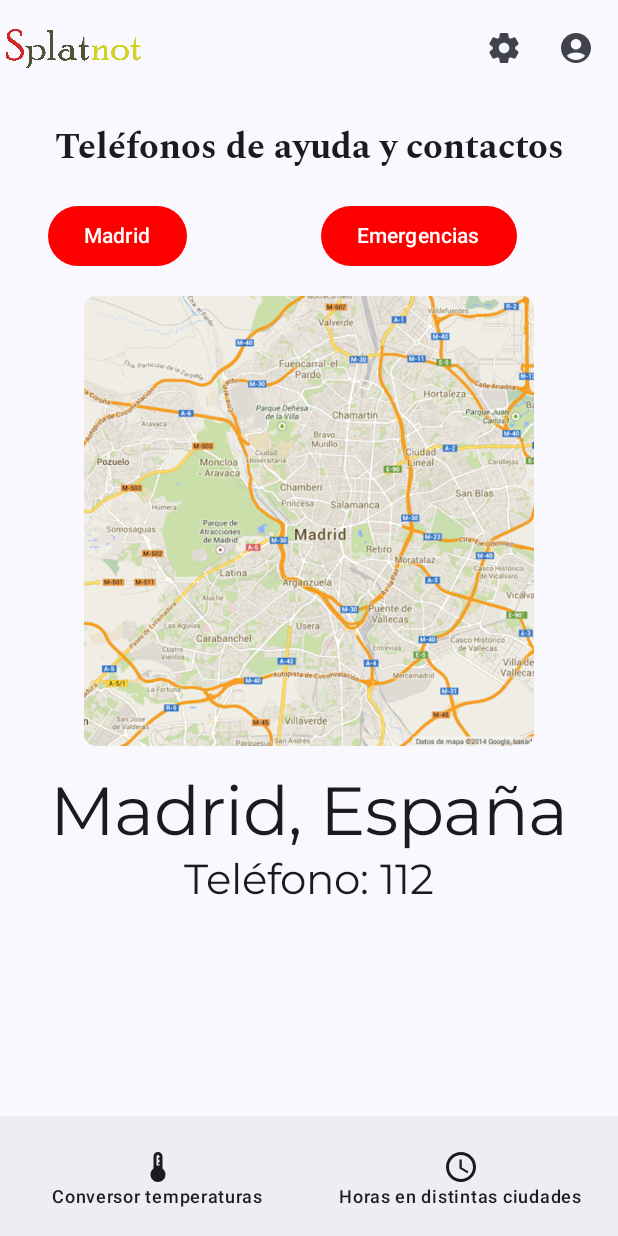
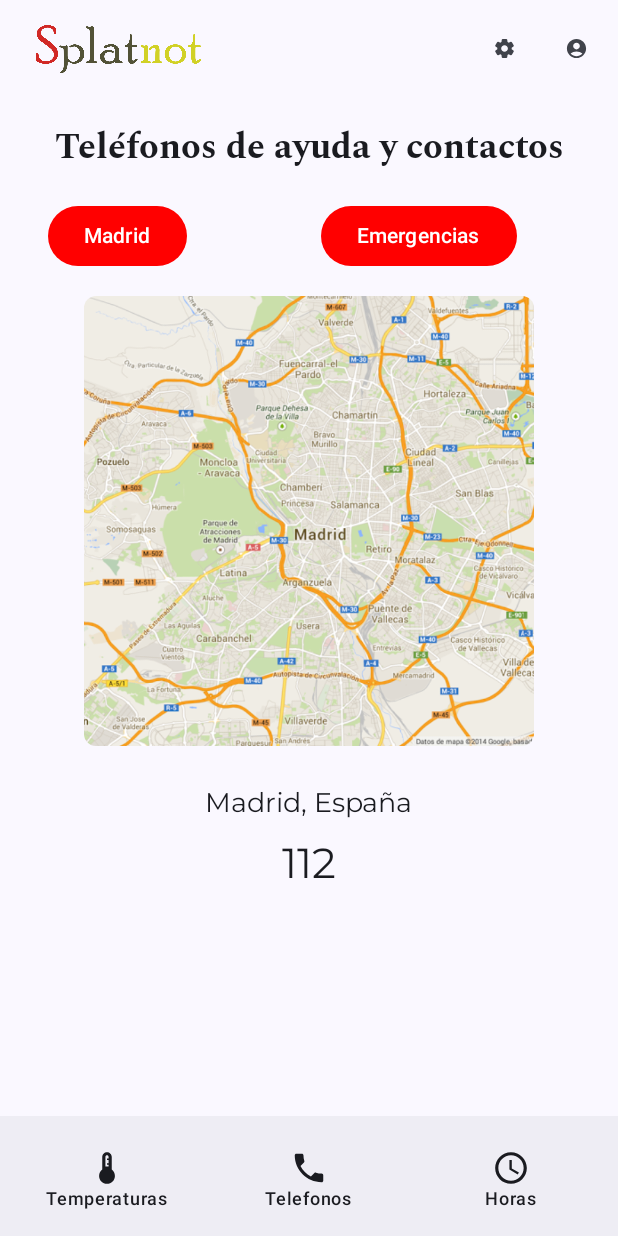
Before and after one commit to Manuelpll/App_Ayuda_Empleados_Multinacional, an Android app built with Jetpack Compose: the Telefonos screen opened through its navigation route, on a phone screen of 412 x 824 dp. Run offline under Robolectric (Android 15) with nearby library versions, the phone set to English and light mode, and no system bars; 4 statements that could not run were skipped.

Commit message:
He cambiado los fallos que me dijo el profesor

```diff
--- a/app/src/main/java/com/example/app_ayuda_empleados_multinacional/Screens/Telefonos/Telefonos.kt
+++ b/app/src/main/java/com/example/app_ayuda_empleados_multinacional/Screens/Telefonos/Telefonos.kt
@@ -78,7 +78,7 @@ fun Telefonos(navigateToHoras: () -> Unit, navigateToTemperaturas: () -> Unit,vi
                         Image(
                             painter = painterResource(id = R.drawable.splatnot),
                             contentDescription = "Logo_Empresa",
-                            modifier = Modifier.size(90.dp),
+                            modifier = Modifier.size(130.dp) .padding(start= 20.dp),
                         )
                 },
                 actions = {
@@ -86,14 +86,14 @@ fun Telefonos(navigateToHoras: () -> Unit, navigateToTemperaturas: () -> Unit,vi
                         Icon(
                             imageVector = Icons.Rounded.Settings,
                             contentDescription = "Editar",
-                            modifier = Modifier.padding(0.dp)
+                            modifier = Modifier.padding(0.dp).size(15.dp)
                         )
                     }
                     IconButton(onClick = { }) {
                         Icon(
                             imageVector = Icons.Rounded.AccountCircle,
                             contentDescription = "Login",
-                            modifier = Modifier.padding(0.dp),
+                            modifier = Modifier.padding(0.dp).size(15.dp)
                         )
                     }
                 },
@@ -108,7 +108,7 @@ fun Telefonos(navigateToHoras: () -> Unit, navigateToTemperaturas: () -> Unit,vi
             BottomAppBar(
                 modifier = Modifier.fillMaxWidth(),
                 tonalElevation = 8.dp,
-                containerColor = tertiaryDark
+                containerColor =  onPrimaryContainerDark
             ) {
                 Row(
                     modifier = Modifier.fillMaxWidth(),
@@ -117,15 +117,21 @@ fun Telefonos(navigateToHoras: () -> Unit, navigateToTemperaturas: () -> Unit,vi
                 ) {
                     IconButton(onClick = { navigateToTemperaturas() },modifier = Modifier.weight(1f)) {
                         Column(horizontalAlignment = Alignment.CenterHorizontally) {
-                            Icon(imageVector = Icons.Default.Thermostat, contentDescription = "Conversor temperaturas")
-                            Text("Conversor temperaturas", style = MaterialTheme.typography.labelMedium,
+                            Icon(imageVector = Icons.Default.Thermostat, contentDescription = "Conversor temperaturas", modifier = Modifier.size(25.dp))
+                            Text("Temperaturas", style = MaterialTheme.typography.labelMedium,
                                 maxLines = 2)
+                        }
+                    }
+                    IconButton(onClick = {  },modifier = Modifier.weight(1f)) {
+                        Column(horizontalAlignment = Alignment.CenterHorizontally) {
+                            Icon(Icons.Default.Phone, contentDescription = "Teléfonos de ayuda", modifier = Modifier.size(25.dp))
+                            Text("Telefonos", style = MaterialTheme.typography.labelMedium)
                         }
                     }
                     IconButton(onClick = {navigateToHoras() },modifier = Modifier.weight(1f)) {
                         Column(horizontalAlignment = Alignment.CenterHorizontally) {
-                            Icon(Icons.Default.Schedule, contentDescription = "Horas en distintas ciudades")
-                            Text("Horas en distintas ciudades", style = MaterialTheme.typography.labelMedium,
+                            Icon(Icons.Default.Schedule, contentDescription = "Horas en distintas ciudades", modifier = Modifier.size(25.dp))
+                            Text("Horas", style = MaterialTheme.typography.labelMedium,
                                 maxLines = 2)
                         }
                     }
@@ -188,13 +194,14 @@ fun Telefonos(navigateToHoras: () -> Unit, navigateToTemperaturas: () -> Unit,vi
                 viewModel.contactoActual?.let { contacto ->
                     Text(
                         "${contacto.ciudad}, ${contacto.pais}",
-                        style = MaterialTheme.typography.displayMedium,
-                        fontFamily = bodyMonse
+                        style = MaterialTheme.typography.displaySmall,
+                        fontFamily = bodyMonse,
+                        fontSize =  18.sp
                     )
 
                     SelectionContainer {
                         Text(
-                            "Teléfono: ${contacto.telefono}",
+                            "${contacto.telefono}",
                             style = MaterialTheme.typography.headlineMedium,
                             fontFamily = bodyMonse
                         )
@@ -204,7 +211,7 @@ fun Telefonos(navigateToHoras: () -> Unit, navigateToTemperaturas: () -> Unit,vi
                         Spacer(modifier = Modifier.height(8.dp))
                         Text("Contacto: ${persona.nombre}",
                             fontFamily = bodyMonse,
-                            fontSize =  20.sp)
+                            fontSize =  18.sp)
                         SelectionContainer { Text("Tel: ${persona.telefono}",
                             fontFamily = bodyMonse,
                             fontSize =  20.sp) }
--- a/app/src/main/java/com/example/app_ayuda_empleados_multinacional/Screens/Temperaturas/Temperaturas.kt
+++ b/app/src/main/java/com/example/app_ayuda_empleados_multinacional/Screens/Temperaturas/Temperaturas.kt
@@ -1,5 +1,6 @@
 package com.example.app_ayuda_empleados_multinacional.Screens.Temperaturas
 
+import android.util.Log
 import androidx.compose.foundation.Image
 import androidx.compose.foundation.background
 import androidx.compose.foundation.layout.*
@@ -50,7 +51,7 @@ fun Temperaturas(
                     Image(
                         painter = painterResource(id = R.drawable.splatnot),
                         contentDescription = "Logo_Empresa",
-                        modifier = Modifier.size(90.dp),
+                        modifier = Modifier.size(130.dp).padding(start= 20.dp),
                     )
                 },
                 actions = {
@@ -58,14 +59,14 @@ fun Temperaturas(
                         Icon(
                             imageVector = Icons.Rounded.Settings,
                             contentDescription = "Editar",
-                            modifier = Modifier.padding(0.dp)
+                            modifier = Modifier.padding(0.dp).size(35.dp)
                         )
                     }
-                    IconButton(onClick = { }) {
+                    IconButton(onClick = { Log.d("Prueba","Se ha pulsado el boton")}) {
                         Icon(
                             imageVector = Icons.Rounded.AccountCircle,
                             contentDescription = "Login",
-                            modifier = Modifier.padding(0.dp),
+                            modifier = Modifier.padding(0.dp).size(35.dp)
                         )
                     }
                 },
@@ -80,7 +81,7 @@ fun Temperaturas(
             BottomAppBar(
                 modifier = Modifier.fillMaxWidth(),
                 tonalElevation = 8.dp,
-                containerColor = tertiaryDark
+                containerColor =  onPrimaryContainerDark
             ) {
                 Row(
                     modifier = Modifier.fillMaxWidth(),
@@ -89,15 +90,21 @@ fun Temperaturas(
                 ) {
                     IconButton(onClick = {navigateToHoras() },modifier = Modifier.weight(1f)) {
                         Column(horizontalAlignment = Alignment.CenterHorizontally) {
-                            Icon(Icons.Default.Schedule, contentDescription = "Horas en distintas ciudades")
-                            Text("Horas en distintas ciudades", style = MaterialTheme.typography.labelMedium,
+                            Icon(Icons.Default.Schedule, contentDescription = "Horas en distintas ciudades", modifier = Modifier.size(25.dp))
+                            Text("Horas", style = MaterialTheme.typography.labelMedium,
                                 maxLines = 2)
                         }
                     }
                     IconButton(onClick = { navigateToTelefonos() },modifier = Modifier.weight(1f)) {
                         Column(horizontalAlignment = Alignment.CenterHorizontally) {
-                            Icon(Icons.Default.Phone, contentDescription = "Teléfonos de ayuda")
-                            Text("Teléfonos de ayuda", style = MaterialTheme.typography.labelMedium)
+                            Icon(Icons.Default.Phone, contentDescription = "Teléfonos de ayuda", modifier = Modifier.size(25.dp))
+                            Text("Teléfonos", style = MaterialTheme.typography.labelMedium)
+                        }
+                    }
+                    IconButton(onClick = {  },modifier = Modifier.weight(1f)) {
+                        Column(horizontalAlignment = Alignment.CenterHorizontally) {
+                            Icon(Icons.Default.Thermostat, contentDescription = "Teléfonos de ayuda", modifier = Modifier.size(25.dp))
+                            Text("Temperaturas", style = MaterialTheme.typography.labelMedium)
                         }
                     }
                 }
@@ -156,7 +163,7 @@ fun Temperaturas(
                     modifier = Modifier.size(90.dp)
                 )
                 Row {
-                    Text("${temperature.toInt()} °C", modifier = Modifier.padding(end = 30.dp),fontSize = 25.sp,
+                    Text("${temperature.toInt()} °C", modifier = Modifier.padding(end = 70.dp),fontSize = 25.sp,
                         fontFamily = bodyMonse)
                     Text("${viewModel.celsiusToFahrenheit(temperature.toInt())}°F", modifier = Modifier.padding(start = 25.dp),fontSize = 25.sp,
                         fontFamily = bodyMonse)
@@ -183,7 +190,7 @@ fun Temperaturas(
                         }
                         Image(imageVector = iconTemp, contentDescription = "Icono temperatura")
                         Text(
-                            text = "Temperatura guardada: ${temp.toInt()}°C  ${viewModel.celsiusToFahrenheit(temp.toInt())}°F",
+                            text = "${temp.toInt()}°C  ${viewModel.celsiusToFahrenheit(temp.toInt())}°F",
                             fontSize = 18.sp,
                             modifier = Modifier.padding(start = 8.dp),
                             fontFamily = bodyMonse
```
Also changed, not shown: app/src/main/java/com/example/app_ayuda_empleados_multinacional/Screens/Horas/Horas.kt (+32 -19 lines).
